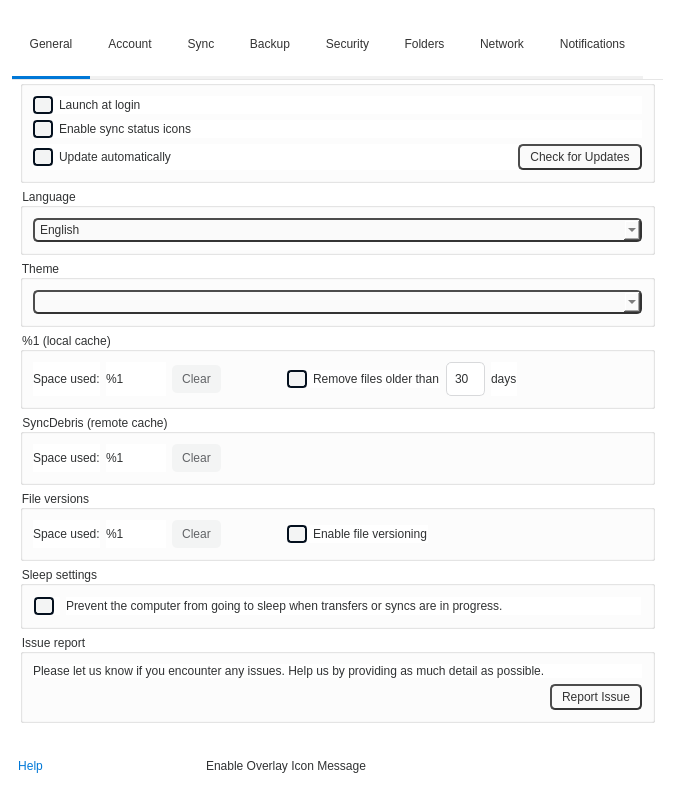
Qt form src/MEGASync/gui/linux/SettingsDialog.ui (meganz/MEGAsync) before a commit.
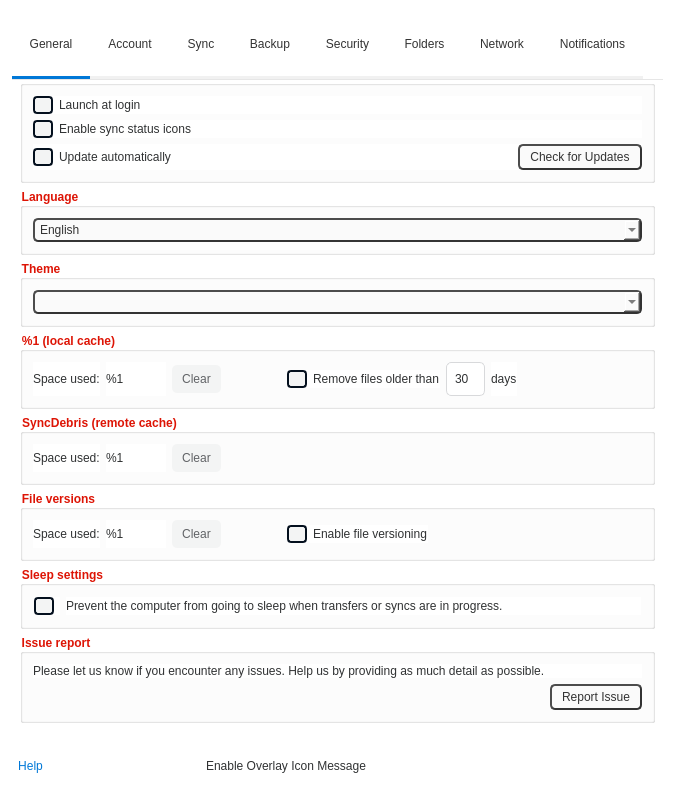
The same form after that commit. Icons and pictures are not drawn. Custom widgets are drawn as their Qt base class.

Commit message: SNC-4541 : Group title red & bold

```diff
--- a/src/MEGASync/gui/linux/SettingsDialog.ui
+++ b/src/MEGASync/gui/linux/SettingsDialog.ui
@@ -24,6 +24,16 @@
 color: #303233; /*colorToken.text-primary*/
 }
 
+QGroupBox
+{
+font-weight: bold;
+}
+
+QGroupBox::title
+{
+color: #DD1405; /*colorToken.button-brand*/
+}
+
 QCheckBox::indicator
 {
 height: 10px;
```
